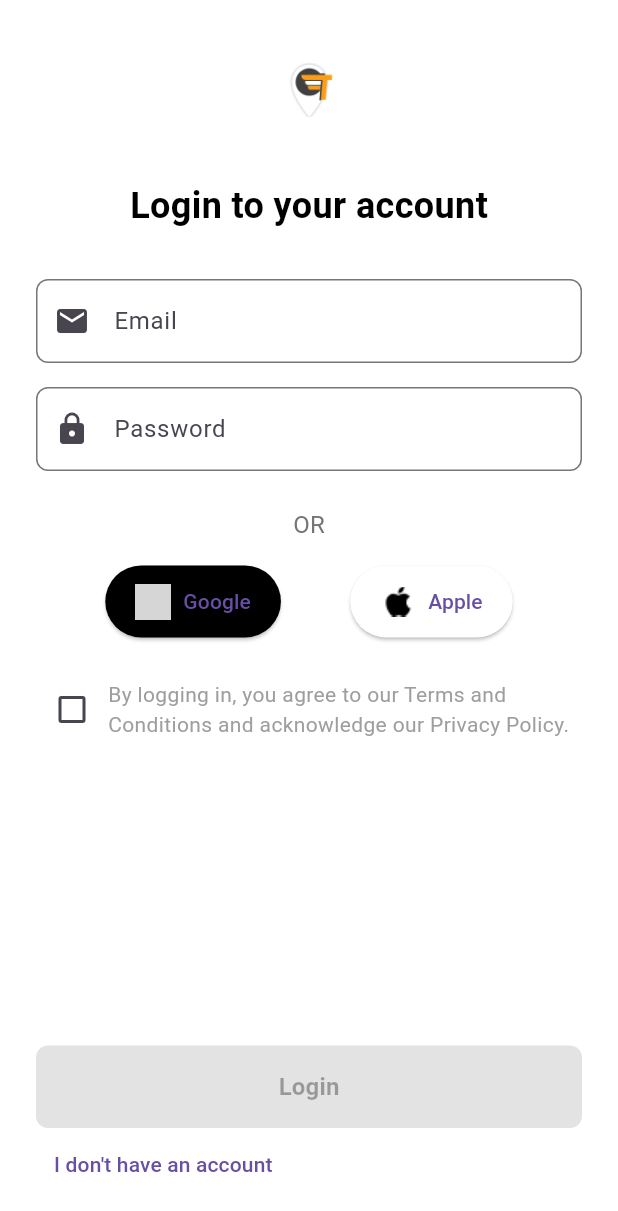
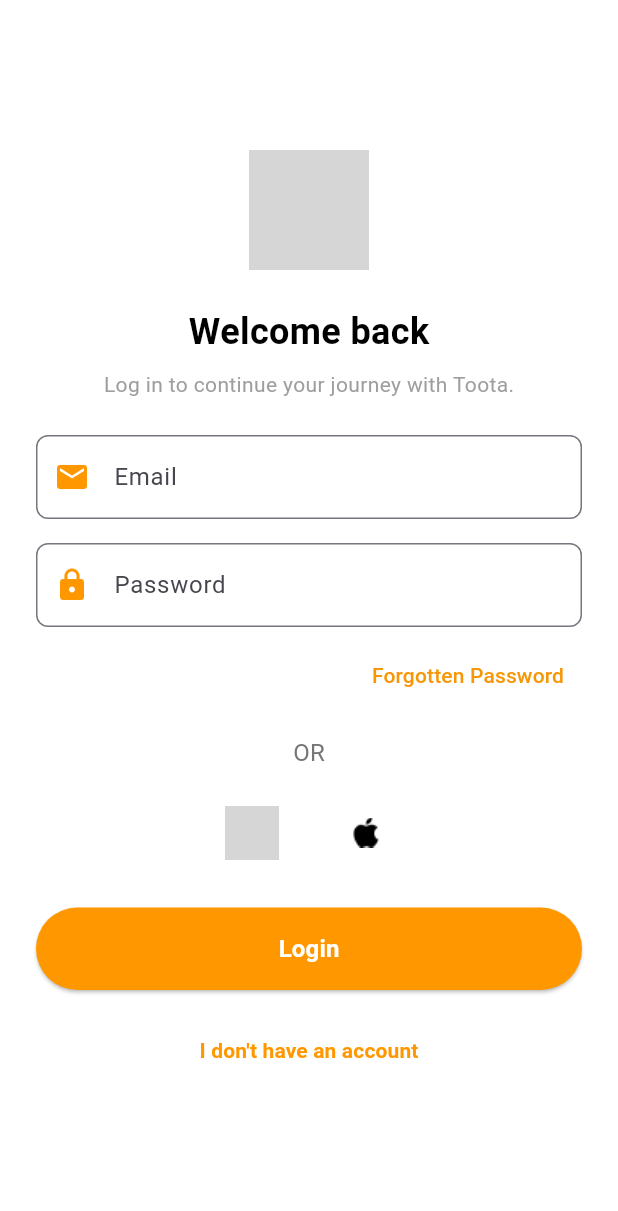
Before and after one commit to steve2700/toota-mobile-sa, a Flutter app: the LoginScreen screen opened directly, on a phone screen of 412 x 824 dp. Shown: the top 1211 px of the screen. Run offline on Flutter 3.47's test engine with Material 3 defaults, Android fonts, the phone set to English and light mode, and no system bars; our stand-ins replace dio, flutter_riverpod, flutter_svg, font_awesome_flutter, geolocator, google_maps_flutter; missing offline and left inert: google_maps_flutter_platform_interface; grey boxes are pictures that could not be loaded.

Commit message:
enhanced and refactor the code

```diff
--- a/toota_mobile_sa/lib/screens/login_screen/login_screen.dart
+++ b/toota_mobile_sa/lib/screens/login_screen/login_screen.dart
@@ -16,16 +16,8 @@
   final TextEditingController _emailController = TextEditingController();
   final TextEditingController _passwordController = TextEditingController();
   bool isLoading = false;
-  bool isChecked = false; // Checkbox state
 
   void _login() async {
-    if (!isChecked) {
-      ScaffoldMessenger.of(context).showSnackBar(
-        const SnackBar(content: Text("You must agree to the terms and conditions to login")),
-      );
-      return;
-    }
-
     final email = _emailController.text.trim();
     final password = _passwordController.text.trim();
 
@@ -51,50 +43,49 @@
 
     if (response) {
       ScaffoldMessenger.of(context).showSnackBar(
-        SnackBar(content: Text('Login successful')),
+        const SnackBar(content: Text('Login successful')),
       );
       Navigator.pushReplacementNamed(context, RouteNames.onboarding);
-      // Navigate to home screen or next screen if needed
     } else {
       ScaffoldMessenger.of(context).showSnackBar(
-        SnackBar(content: Text("Login failed. Please try again")),
+        const SnackBar(content: Text("Login failed. Please try again")),
       );
     }
   }
 
   @override
   Widget build(BuildContext context) {
-    final double width = MediaQuery.of(context).size.width;
-
     return Scaffold(
       backgroundColor: Colors.white,
       body: Padding(
-        padding: const EdgeInsets.all(24.0),
+        padding: const EdgeInsets.symmetric(horizontal: 24.0),
         child: Column(
           mainAxisAlignment: MainAxisAlignment.center,
           crossAxisAlignment: CrossAxisAlignment.start,
           children: [
             Center(
-              child: CircleAvatar(
-                radius: 36,
-                backgroundColor: Colors.white,
-                child: Image.asset('assets/images/icon.png', width: 36, height: 36),
-              ),
+              child: Image.asset('assets/images/logo.png', height: 80),
             ),
             const SizedBox(height: 24),
             const Center(
               child: Text(
-                'Login to your account',
+                'Welcome back',
                 style: TextStyle(fontSize: 24, fontWeight: FontWeight.bold, color: Colors.black),
               ),
             ),
-            const SizedBox(height: 32),
+            const SizedBox(height: 8),
+            const Center(
+              child: Text(
+                'Log in to continue your journey with Toota.',
+                style: TextStyle(fontSize: 14, color: Colors.grey),
+              ),
+            ),
+            const SizedBox(height: 24),
             TextField(
               controller: _emailController,
-              keyboardType: TextInputType.emailAddress,
               decoration: InputDecoration(
                 labelText: 'Email',
-                prefixIcon: const Icon(Icons.email),
+                prefixIcon: const Icon(Icons.email, color: Colors.orange),
                 border: OutlineInputBorder(borderRadius: BorderRadius.circular(8)),
               ),
             ),
@@ -104,80 +95,69 @@
               obscureText: true,
               decoration: InputDecoration(
                 labelText: 'Password',
-                prefixIcon: const Icon(Icons.lock),
+                prefixIcon: const Icon(Icons.lock, color: Colors.orange),
                 border: OutlineInputBorder(borderRadius: BorderRadius.circular(8)),
               ),
             ),
-            const SizedBox(height: 24),
+            const SizedBox(height: 8),
+            Align(
+              alignment: Alignment.centerRight,
+              child: TextButton(
+                onPressed: () {},
+                child: const Text(
+                  'Forgotten Password',
+                  style: TextStyle(color: Color.fromARGB(255, 247, 151, 8)),
+                ),
+              ),
+            ),
+            const SizedBox(height: 16),
             Center(
               child: Text('OR', style: TextStyle(fontSize: 16, color: Colors.grey[600])),
             ),
             const SizedBox(height: 16),
             Row(
-              mainAxisAlignment: MainAxisAlignment.spaceEvenly,
+              mainAxisAlignment: MainAxisAlignment.center,
               children: [
-                ElevatedButton.icon(
+                IconButton(
                   onPressed: () {},
-                  icon: Image.asset('assets/images/google.png', width: 24, height: 24),
-                  label: const Text('Google'),
-                  style: ElevatedButton.styleFrom(
-                    backgroundColor: Colors.black,
-                    padding: const EdgeInsets.symmetric(vertical: 12, horizontal: 20),
-                  ),
+                  icon: Image.asset('assets/images/google.png', width: 36),
                 ),
-                ElevatedButton.icon(
+                const SizedBox(width: 24),
+                IconButton(
                   onPressed: () {},
-                  icon: Image.asset('assets/images/apple.png', width: 24, height: 24),
-                  label: const Text('Apple'),
-                  style: ElevatedButton.styleFrom(
-                    backgroundColor: Colors.white,
-                    padding: const EdgeInsets.symmetric(vertical: 12, horizontal: 20),
-                  ),
+                  icon: Image.asset('assets/images/apple.png', width: 36),
                 ),
               ],
             ),
             const SizedBox(height: 24),
-            Row(
-              children: [
-                Checkbox(
-                  value: isChecked,
-                  onChanged: (bool? value) {
-                    setState(() {
-                      isChecked = value ?? false;
-                    });
-                  },
-                ),
-                const Expanded(
-                  child: Text(
-                    'By logging in, you agree to our Terms and Conditions and acknowledge our Privacy Policy.',
-                    style: TextStyle(fontSize: 14, color: Colors.grey),
-                  ),
-                ),
-              ],
-            ),
-            const Spacer(),
             SizedBox(
-              width: width,
+              width: double.infinity,
               child: ElevatedButton(
-                onPressed: isLoading || !isChecked ? null : _login,
+                onPressed: isLoading ? null : _login,
                 style: ElevatedButton.styleFrom(
                   backgroundColor: Colors.orange,
                   padding: const EdgeInsets.symmetric(vertical: 16),
-                  shape: RoundedRectangleBorder(borderRadius: BorderRadius.circular(8)),
+                  shape: RoundedRectangleBorder(borderRadius: BorderRadius.circular(30)),
                 ),
                 child: isLoading
                     ? const CircularProgressIndicator(color: Colors.white)
                     : const Text(
                         'Login',
-                        style: TextStyle(fontSize: 16, fontWeight: FontWeight.bold),
+                        style: TextStyle(fontSize: 16, fontWeight: FontWeight.bold, color: Colors.white),
                       ),
               ),
             ),
-            TextButton(
-              onPressed: () {
-                Navigator.pushReplacementNamed(context, RouteNames.signUp);
-              },
-              child: const Text('I don\'t have an account'),
+            const SizedBox(height: 16),
+            Center(
+              child: TextButton(
+                onPressed: () {
+                  Navigator.pushReplacementNamed(context, RouteNames.signUp);
+                },
+                child: const Text(
+                  "I don't have an account",
+                  style: TextStyle(color: Colors.orange, fontWeight: FontWeight.bold),
+                ),
+              ),
             )
           ],
         ),
```
